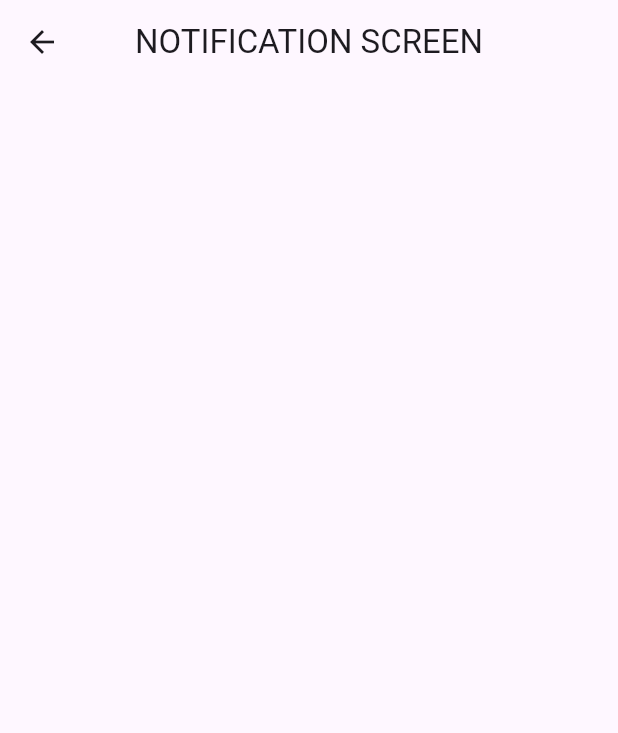
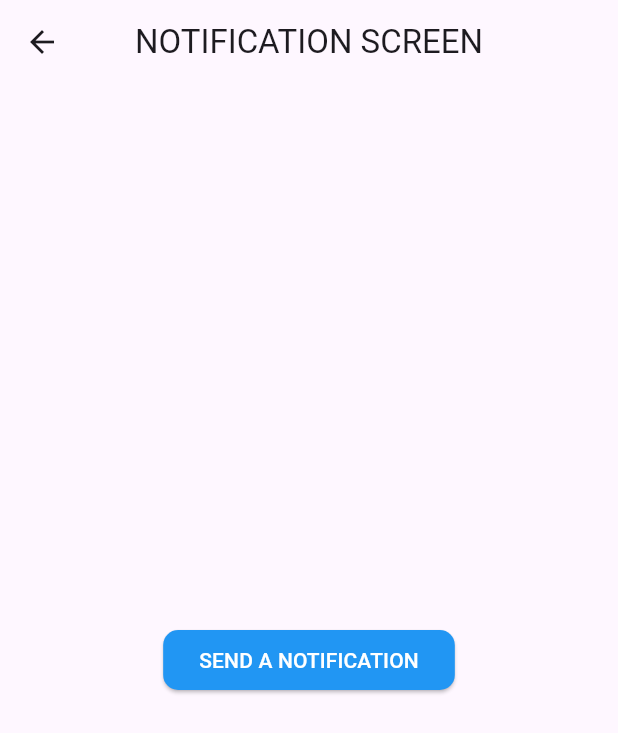
Before and after one commit to muhammadXainAhmad/firebase_firestore_app_flutter, a Flutter app: the NotificationScreen screen opened directly, on a phone screen of 412 x 824 dp. Shown: the top 733 px of the screen. Run offline on Flutter 3.47's test engine with Material 3 defaults, Android fonts, the phone set to English and light mode, and no system bars; our stand-ins replace cloud_firestore, firebase_auth, firebase_core, firebase_messaging, flutter_dotenv, flutter_local_notifications and 2 more; accounts and stored records are empty.

Commit message:
Notifications with firebase HTTP V1 API

```diff
--- a/lib/notification_services.dart
+++ b/lib/Services/notification_services.dart
@@ -48,7 +48,7 @@
 
     // When app is terminated
     RemoteMessage? initialMessage = await messaging.getInitialMessage();
-    if (initialMessage != null) {
+    if (initialMessage != null && context.mounted) {
       Navigator.push(
         context,
         MaterialPageRoute(builder: (context) => NotificationScreen()),
--- a/lib/Views/notification_screen.dart
+++ b/lib/Views/notification_screen.dart
@@ -1,3 +1,5 @@
+import 'package:firebase_firestore_app/Services/fcm_service.dart';
+import 'package:firebase_firestore_app/Services/notification_services.dart';
 import 'package:flutter/material.dart';
 
 class NotificationScreen extends StatefulWidget {
@@ -12,6 +14,33 @@
   Widget build(BuildContext context) {
     return Scaffold(
       appBar: AppBar(title: Text("NOTIFICATION SCREEN"), centerTitle: true),
+      body: Center(
+        child: Column(
+          mainAxisAlignment: MainAxisAlignment.center,
+          children: [
+            ElevatedButton(
+              onPressed: () async {
+                final token = await NotificationServices().getDeviceToken();
+                FcmService().sendPushNotification(
+                  deviceToken: token,
+                  title: "SUMMER 25",
+                  body: "BOYS TRIP TO THAILAND!?",
+                );
+              },
+              style: ElevatedButton.styleFrom(
+                backgroundColor: Colors.blue,
+                shape: RoundedRectangleBorder(
+                  borderRadius: BorderRadius.circular(10),
+                ),
+              ),
+              child: Text(
+                "SEND A NOTIFICATION",
+                style: TextStyle(color: Colors.white),
+              ),
+            ),
+          ],
+        ),
+      ),
     );
   }
 }
--- a/pubspec.yaml
+++ b/pubspec.yaml
@@ -38,6 +38,8 @@
     sdk: flutter
   flutter_dotenv: ^6.0.0
   flutter_local_notifications: ^19.4.2
+  googleapis_auth: ^2.0.0
+  http: ^1.5.0
   image_picker: ^1.1.2
   uuid: ^4.5.1
 
@@ -59,6 +61,7 @@
   # To add assets to your application, add an assets section, like this:
   assets:
     - assets/.env
+    - assets/fcm-key.json
   #   - images/a_dot_ham.jpeg
   # An image asset can refer to one or more resolution-specific "variants", see
   # https://flutter.dev/to/resolution-aware-images
```
Also changed, not shown: lib/Services/fcm_service.dart (added, +76 -0 lines), lib/Views/home.dart (+25 -1 lines), pubspec.lock, 1 other file.
